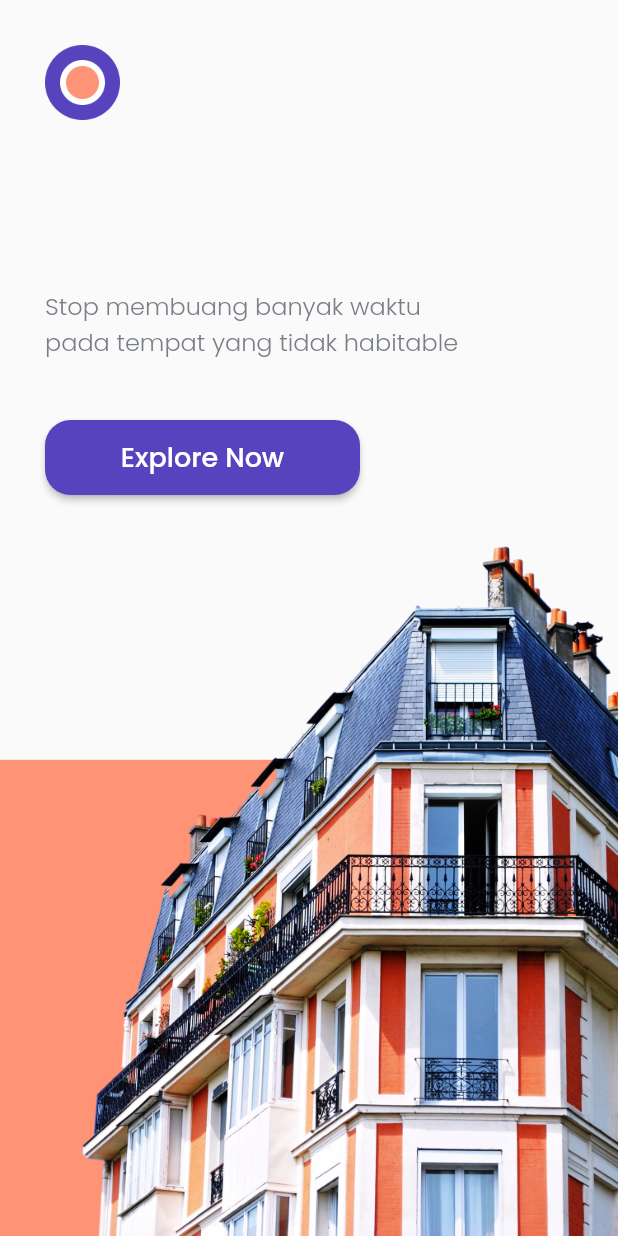
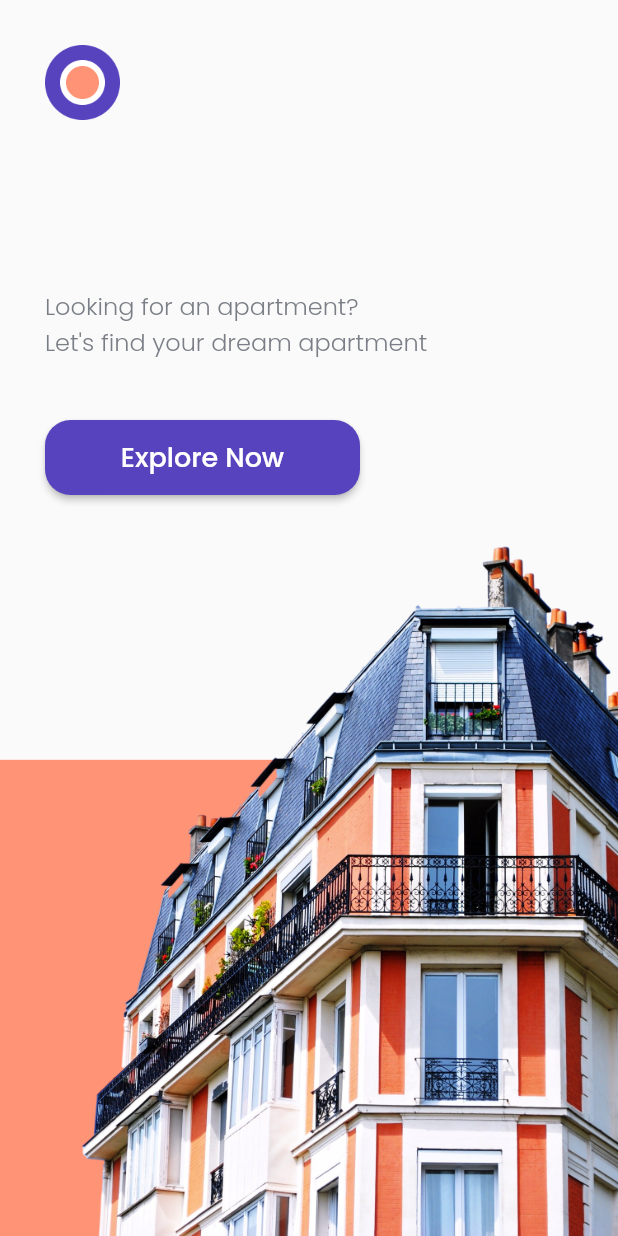
Before and after one commit to rifkiandriyanto/flutter-cozycation, a Flutter app: the DetailScreen screen opened directly with empty values, scrolled down 56 dp, after a tap on the "chevron left" icon, on a phone screen of 412 x 824 dp. Run offline on Flutter 3.47's test engine with Material 2 defaults, Android fonts, the light colour scheme and no system bars; our stand-ins replace google_fonts; network calls fail.

Commit message:
added readme and fix all screen

```diff
--- a/lib/screens/detail_screen.dart
+++ b/lib/screens/detail_screen.dart
@@ -23,19 +23,19 @@ class DetailScreen extends StatelessWidget {
             content: SingleChildScrollView(
               child: ListBody(
                 children: const <Widget>[
-                  Text('Apakah kamu ingin menghubungi pemiliki kos?'),
+                  Text('Would you like to contact the owner of the apartment?'),
                 ],
               ),
             ),
             actions: <Widget>[
               TextButton(
-                child: const Text('Tidak'),
+                child: const Text('No'),
                 onPressed: () {
                   Navigator.of(context).pop();
                 },
               ),
               TextButton(
-                child: const Text('Ya'),
+                child: const Text('Yes'),
                 onPressed: () {
                   Navigator.of(context).pop();
                   isNumeric(space.phone)
@@ -67,8 +67,12 @@ class DetailScreen extends StatelessWidget {
           child: Center(
             child: Text(
               'Book Now',
-              style: medium.copyWith(fontSize: 18, color: white),
-            )),
+              style: medium.copyWith(
+                fontSize: 18,
+                color: white,
+              ),
+            ),
+          ),
         ),
       ),
       floatingActionButtonLocation: FloatingActionButtonLocation.centerFloat,
@@ -88,11 +92,14 @@ class DetailScreen extends StatelessWidget {
                   ),
                   Container(
                     width: MediaQuery.of(context).size.width,
-                      padding: const EdgeInsets.symmetric(horizontal: 24),
-                      decoration: const BoxDecoration(
-                        borderRadius:
-                            BorderRadius.vertical(top: Radius.circular(30)),
-                        color: Colors.white,
+                    padding: const EdgeInsets.symmetric(
+                      horizontal: 24,
+                    ),
+                    decoration: BoxDecoration(
+                      borderRadius: const BorderRadius.vertical(
+                        top: Radius.circular(30),
+                      ),
+                      color: white,
                     ),
                     child: Padding(
                       padding: const EdgeInsets.only(top: 30),
@@ -209,8 +216,7 @@ class DetailScreen extends StatelessWidget {
                                   ),
                                   Text.rich(
                                     TextSpan(
-                                        text:
-                                            space.numberOfCupboards.toString(),
+                                      text: space.numberOfCupboards.toString(),
                                       style: medium.copyWith(
                                         fontSize: 14,
                                         color: purple,
@@ -314,13 +320,15 @@ class DetailScreen extends StatelessWidget {
                         ],
                       ),
                     ),
-                    )
+                  ),
                 ],
               ),
             ),
             Padding(
-                padding:
-                    const EdgeInsets.symmetric(horizontal: 24, vertical: 30),
+              padding: const EdgeInsets.symmetric(
+                horizontal: 24,
+                vertical: 30,
+              ),
               child: Row(
                 mainAxisAlignment: MainAxisAlignment.spaceBetween,
                 children: [
@@ -328,17 +336,22 @@ class DetailScreen extends StatelessWidget {
                     onTap: () {
                       Navigator.pop(context);
                     },
+                    child: CircleAvatar(
+                      backgroundColor: white,
                       child: Icon(
                         Icons.chevron_left,
                         color: purple,
                         size: 20,
                       ),
                     ),
-                      const FavoriteWidget()
-                    ]),
-              )
+                  ),
+                  const FavoriteWidget(),
                 ],
               ),
-        ));
+            ),
+          ],
+        ),
+      ),
+    );
   }
 }
--- a/lib/screens/home_screen.dart
+++ b/lib/screens/home_screen.dart
@@ -32,7 +32,7 @@ class HomeScreen extends StatelessWidget {
                 ),
               ),
               Text(
-                'Mencari kosan yang cozy',
+                'Looking for the ideal apartment',
                 style: light.copyWith(
                   fontSize: 16,
                 ),
--- a/lib/screens/main_screen.dart
+++ b/lib/screens/main_screen.dart
@@ -33,7 +33,7 @@ class MainScreen extends StatelessWidget {
                       height: 10,
                     ),
                     Text(
-                      'Stop membuang banyak waktu\npada tempat yang tidak habitable',
+                      "Looking for an apartment?\nLet's find your dream apartment",
                       style: light.copyWith(fontSize: 16),
                     ),
                     const SizedBox(
```
Also changed, not shown: lib/screens/test.dart (deleted, +0 -355 lines), 5 other files. Lines whose indentation alone changed are shown as unchanged.
